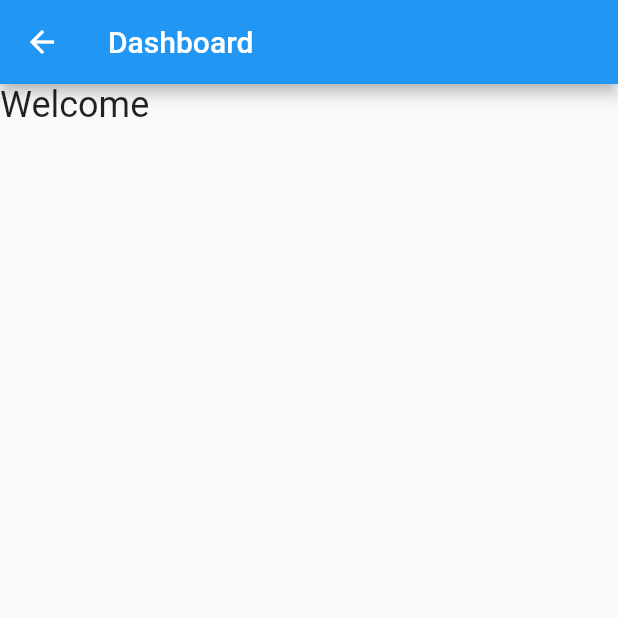
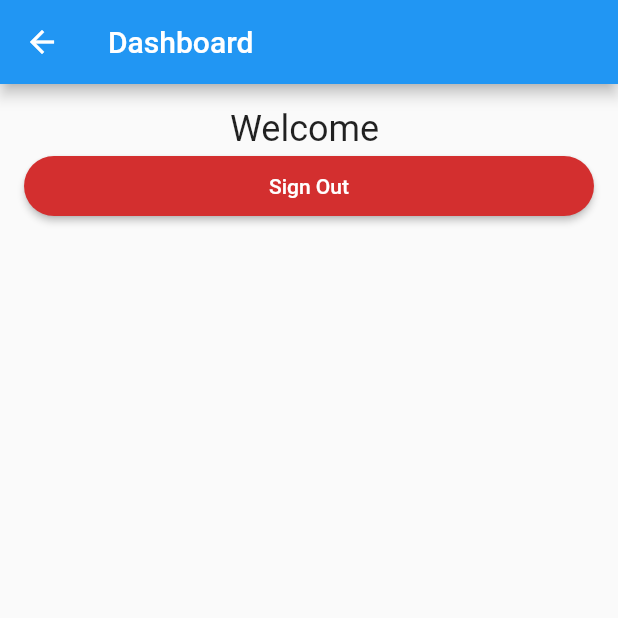
Before and after one commit to juliengz/flutter-hexagonal-archi, a Flutter app: the DashboardPage screen opened by its route, on a phone screen of 412 x 824 dp, the top half of it. Run offline on Flutter 3.47's test engine with Material 2 defaults, Android fonts, the phone set to English and light mode, and no system bars; our stand-ins replace dio, flutter_form_builder, get, get_storage, logger; accounts and stored records are empty; network calls fail; Roboto replaces fonts that are missing (Helvetica).

Commit message:
Clean code, gandle sigin view error

```diff
--- a/lib/app/pages/authentication/views/signin_page.dart
+++ b/lib/app/pages/authentication/views/signin_page.dart
@@ -46,7 +46,7 @@ class SigninPage extends GetView<SigninController> {
                   color: Theme.of(context).colorScheme.secondary,
                   minWidth: double.infinity,
                   child: const Text(
-                    "SIGNIN",
+                    "Sign In",
                     style: TextStyle(color: Colors.white),
                   ),
                   onPressed: () {
--- a/lib/app/pages/dashboard/bindings/dashboard_binding.dart
+++ b/lib/app/pages/dashboard/bindings/dashboard_binding.dart
@@ -7,6 +7,7 @@ class DashboardBinding extends Bindings {
     Get.lazyPut<DashboardController>(() => DashboardController(
           userRepository: Get.find(),
           userState: Get.find(),
+          authenticationManager: Get.find(),
         ));
   }
 }
--- a/lib/app/pages/dashboard/controllers/dashboard_controller.dart
+++ b/lib/app/pages/dashboard/controllers/dashboard_controller.dart
@@ -1,18 +1,24 @@
+import 'package:flutter_api_test/app/routes/app_routes.dart';
 import 'package:flutter_api_test/core/authentication/entities/user.dart';
+import 'package:flutter_api_test/core/authentication/use_cases/signout_usecase.dart';
 import 'package:flutter_api_test/core/blog/use_cases/retrieve_users_usecase.dart';
 import 'package:flutter_api_test/providers/api/user_repository.dart';
+import 'package:flutter_api_test/providers/authentication/jwt_authentication_manager.dart';
 import 'package:flutter_api_test/providers/state/user_state.dart';
 import 'package:get/get.dart';
 
 class DashboardController extends GetxController {
   final UserRepository userRepository;
   final UserState userState;
+  final JwtAuthenticationManager authenticationManager;
+
   final users = RxList<User>([]);
   Rx<User?> user = Rx<User?>(null);
 
   DashboardController({
     required this.userRepository,
     required this.userState,
+    required this.authenticationManager,
   });
 
   @override
@@ -24,4 +30,9 @@ class DashboardController extends GetxController {
 
     super.onInit();
   }
+
+  void signout() async {
+    await SignoutUseCase(authenticationManager).exec();
+    Get.offNamed(AppRoutes.signinRouteName);
+  }
 }
--- a/lib/app/pages/dashboard/views/dashboard_page.dart
+++ b/lib/app/pages/dashboard/views/dashboard_page.dart
@@ -1,6 +1,7 @@
 import 'package:flutter/cupertino.dart';
 import 'package:flutter/material.dart';
 import 'package:flutter_api_test/app/pages/dashboard/controllers/dashboard_controller.dart';
+import 'package:flutter_api_test/app/utils/sizing.dart';
 import 'package:get/get.dart';
 
 class DashboardPage extends GetView<DashboardController> {
@@ -15,13 +16,26 @@ class DashboardPage extends GetView<DashboardController> {
         appBar: AppBar(
           title: const Text('Dashboard'),
         ),
-        body: Column(
+        body: Padding(
+          padding: EdgeInsets.all(spacingFactor(2)),
+          child: Column(
             children: [
               Obx(
                 () => Text(
                   'Welcome ' + (controller.user.value?.name ?? ""),
                   style: Theme.of(context).textTheme.headline5,
                 ),
+              ),
+              MaterialButton(
+                color: Theme.of(context).colorScheme.error,
+                minWidth: double.infinity,
+                child: const Text(
+                  "Sign Out",
+                  style: TextStyle(color: Colors.white),
+                ),
+                onPressed: () {
+                  controller.signout();
+                },
               ),
               // Obx(
               //   () => ListView.builder(
@@ -34,6 +48,7 @@ class DashboardPage extends GetView<DashboardController> {
             ],
           ),
         ),
+      ),
     );
   }
 }
--- /dev/null
+++ b/lib/core/authentication/exceptions/bad_credential_exception.dart
@@ -0,0 +1 @@
+class BadCredentialException implements Exception {}
--- a/lib/core/authentication/interfaces/authentication_manager_interface.dart
+++ b/lib/core/authentication/interfaces/authentication_manager_interface.dart
@@ -2,7 +2,7 @@ import 'package:flutter_api_test/core/authentication/responses/authentication_re
 
 abstract class AuthenticationManagerInterface {
   Future<AuthenticationResponse<dynamic>> signin(String login, String password);
-  void signout();
+  Future<void> signout();
   bool isAuthenticated();
-  handleAuthenticationState();
+  Future<void> handleAuthenticationState();
 }
--- /dev/null
+++ b/lib/core/authentication/use_cases/signout_usecase.dart
@@ -0,0 +1,11 @@
+import 'package:flutter_api_test/core/authentication/interfaces/authentication_manager_interface.dart';
+
+class SignoutUseCase {
+  final AuthenticationManagerInterface authenticationManager;
+
+  SignoutUseCase(this.authenticationManager);
+
+  Future<void> exec() async {
+    return await authenticationManager.signout();
+  }
+}
--- a/lib/providers/api/authentication_repository.dart
+++ b/lib/providers/api/authentication_repository.dart
@@ -1,14 +1,8 @@
 import 'package:flutter_api_test/core/authentication/entities/user.dart';
+import 'package:flutter_api_test/core/authentication/exceptions/bad_credential_exception.dart';
 import 'package:flutter_api_test/core/authentication/interfaces/authentication_repository_interface.dart';
 import 'package:flutter_api_test/main.dart';
 import 'package:flutter_api_test/providers/http_client/http_request.dart';
-
-enum exeptionCauses { badCredential }
-
-class BadCredentialException implements Exception {
-  exeptionCauses cause;
-  BadCredentialException(this.cause);
-}
 
 class AuthenticationRepository implements AuthenticationRepositoryInterface {
   @override
@@ -26,7 +20,7 @@ class AuthenticationRepository implements AuthenticationRepositoryInterface {
       onError: (error) {
         if (error.response?.statusCode == 401) {
           logger.d(error.response?.statusCode);
-          throw BadCredentialException(exeptionCauses.badCredential);
+          throw BadCredentialException();
         }
       },
     );
@@ -43,7 +37,7 @@ class AuthenticationRepository implements AuthenticationRepositoryInterface {
       onError: (error) {
         if (error.response?.statusCode == 401) {
           logger.d(error.response?.statusCode);
-          throw BadCredentialException(exeptionCauses.badCredential);
+          throw BadCredentialException();
         }
       },
     );
--- a/lib/providers/api/user_repository.dart
+++ b/lib/providers/api/user_repository.dart
@@ -1,6 +1,6 @@
 import 'package:flutter_api_test/core/authentication/entities/user.dart';
+import 'package:flutter_api_test/core/authentication/exceptions/bad_credential_exception.dart';
 import 'package:flutter_api_test/core/blog/interfaces/user_repository_interface.dart';
-import 'package:flutter_api_test/providers/api/authentication_repository.dart';
 import 'package:flutter_api_test/providers/http_client/http_request.dart';
 
 class UserRepository implements UserRepositoryInterface {
@@ -14,7 +14,7 @@ class UserRepository implements UserRepositoryInterface {
       },
       onError: (error) {
         if (error.response?.statusCode == 401) {
-          throw BadCredentialException(exeptionCauses.badCredential);
+          throw BadCredentialException();
         }
       },
     );
--- a/lib/providers/http_client/interceptors/access_token_handler_interceptor.dart
+++ b/lib/providers/http_client/interceptors/access_token_handler_interceptor.dart
@@ -15,7 +15,6 @@ class AccessTokenHandlerInterceptor extends Interceptor {
 
     if (accessToken != null) {
       options.headers['Authorization'] = 'Bearer $accessToken';
-      logger.i({"Token added": accessToken});
     }
 
     return handler.next(options);
```
Also changed, not shown: lib/app/pages/authentication/controllers/signin_controller.dart (+10 -9 lines), lib/providers/authentication/jwt_authentication_manager.dart (+4 -5 lines), lib/providers/http_client/interceptors/http_request_logging_interceptor.dart (+9 -9 lines), 1 other file. Lines whose indentation alone changed are shown as unchanged.
